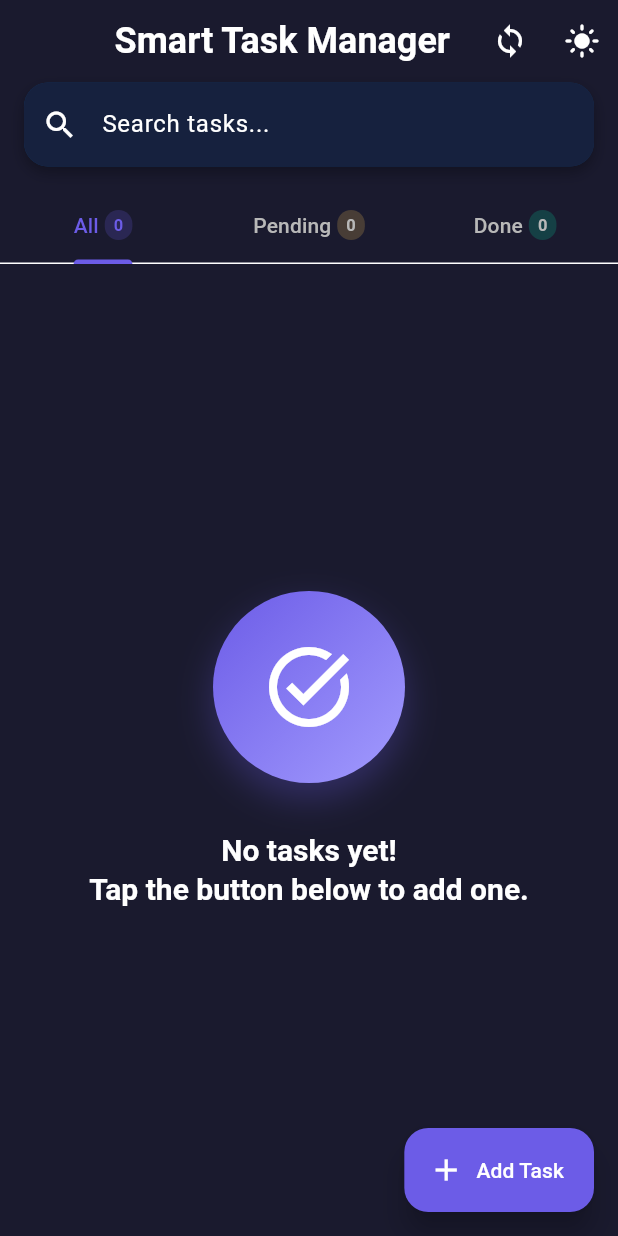
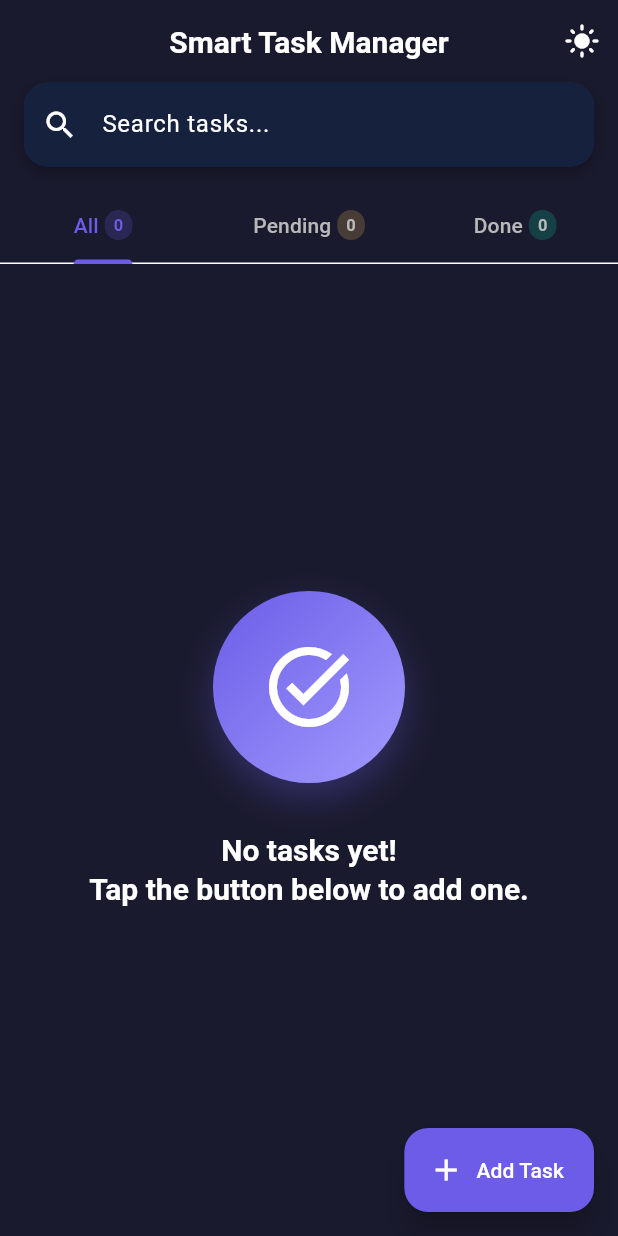
Before and after one commit to Najathu/interview-test, a Flutter app: the screen it shows after launch, on a phone screen of 412 x 824 dp. Run offline on Flutter 3.47's test engine with Material 3 defaults, Android fonts, the phone set to English and light mode, and no system bars; our stand-ins replace connectivity_plus, dio, equatable, flutter_riverpod, hive, hive_flutter; accounts and stored records are empty.

Commit message:
TASK CARD

```diff
--- a/lib/core/services/api_service.dart
+++ b/lib/core/services/api_service.dart
@@ -2,6 +2,7 @@ import 'package:dio/dio.dart';
 import '../models/task_model.dart';
 
 class ApiService {
+  // TODO: maybe add custom exceptions later
   final Dio _dio;
   static const String _baseUrl = 'https://jsonplaceholder.typicode.com';
 
--- a/lib/main.dart
+++ b/lib/main.dart
@@ -9,11 +9,11 @@ import 'presentation/screens/home_screen.dart';
 void main() async {
   WidgetsFlutterBinding.ensureInitialized();
 
-  // Initialize local storage
+  // Init Hive before running the app
   final localStorageService = LocalStorageService();
   await localStorageService.init();
 
-  // Set system UI overlay style
+  // Make status bar transparent
   SystemChrome.setSystemUIOverlayStyle(
     const SystemUiOverlayStyle(
       statusBarColor: Colors.transparent,
--- a/lib/presentation/screens/home_screen.dart
+++ b/lib/presentation/screens/home_screen.dart
@@ -8,7 +8,7 @@ import '../widgets/empty_state.dart';
 import '../widgets/loading_overlay.dart';
 import 'add_edit_task_screen.dart';
 
-// Theme mode provider
+// Global theme provider - defaults to dark mode
 final themeModeProvider = StateProvider<ThemeMode>((ref) => ThemeMode.dark);
 
 class HomeScreen extends ConsumerStatefulWidget {
@@ -90,7 +90,7 @@ class _HomeScreenState extends ConsumerState<HomeScreen>
       appBar: AppBar(
         title: Column(
           children: [
-            const Text('Smart Task Manager'),
+            const Text('Smart Task Manager', style: TextStyle(fontSize: 20)),
             connectivityStatus.when(
               data: (isConnected) => Row(
                 mainAxisSize: MainAxisSize.min,
@@ -106,15 +106,7 @@ class _HomeScreenState extends ConsumerState<HomeScreen>
                     ),
                   ),
                   const SizedBox(width: 6),
-                  Text(
-                    isConnected ? 'Online' : 'Offline',
-                    style: TextStyle(
-                      fontSize: 12,
-                      color: isConnected
-                          ? AppTheme.successColor
-                          : AppTheme.errorColor,
-                    ),
-                  ),
+
                   if (unsyncedCount > 0) ...[
                     const SizedBox(width: 8),
                     Container(
@@ -184,14 +176,6 @@ class _HomeScreenState extends ConsumerState<HomeScreen>
               },
               tooltip: 'Delete all tasks',
             ),
-          // Sync button
-          IconButton(
-            icon: const Icon(Icons.sync),
-            onPressed: () {
-              ref.read(taskProvider.notifier).fetchTasksFromApi();
-            },
-            tooltip: 'Fetch demo tasks from API',
-          ),
           // Theme toggle
           IconButton(
             icon: Icon(isDark ? Icons.light_mode : Icons.dark_mode),
```
Also changed, not shown: lib/core/providers/task_provider.dart (+4 -4 lines), lib/presentation/widgets/task_card.dart (+0 -14 lines), 2 other files.
